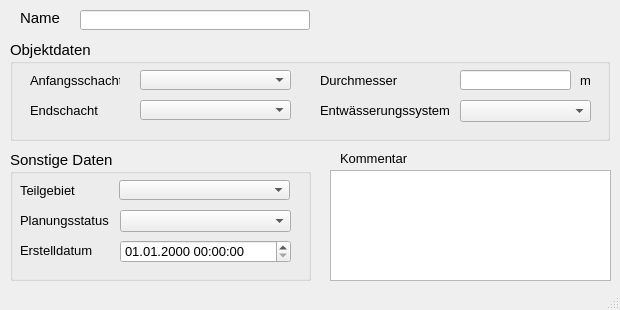
First picture: the form in qkan/forms/qkan_pumpen.ui, repository hoettges/QKan, before the edit.
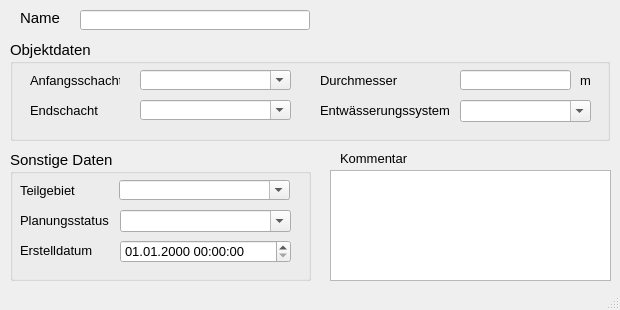
Second picture: the form after the edit. Custom widgets are drawn as their Qt base class.

Diff of the .ui file:
```diff
--- a/qkan/forms/qkan_pumpen.ui
+++ b/qkan/forms/qkan_pumpen.ui
@@ -65,6 +65,9 @@
      <property name="statusTip">
       <string>zur Zuordnung auf ein selbstständig festgelegtes Teilgebiet</string>
      </property>
+     <property name="editable">
+      <bool>true</bool>
+     </property>
     </widget>
     <widget class="QLabel" name="label_11">
      <property name="geometry">
@@ -109,6 +112,9 @@
      <property name="statusTip">
       <string>aktueller Status (z.B. vorhanden, in Planung etc.)</string>
      </property>
+     <property name="editable">
+      <bool>true</bool>
+     </property>
     </widget>
     <widget class="QgsDateTimeEdit" name="createdat">
      <property name="geometry">
@@ -254,6 +260,9 @@
      <property name="statusTip">
       <string>vorh. Entwässerungssystem (z.B. Mischwasser, Regenwasser etc.)</string>
      </property>
+     <property name="editable">
+      <bool>true</bool>
+     </property>
     </widget>
     <widget class="QLabel" name="label_16">
      <property name="geometry">
@@ -314,6 +323,9 @@
      <property name="statusTip">
       <string>Name des unteren Schachts</string>
      </property>
+     <property name="editable">
+      <bool>true</bool>
+     </property>
     </widget>
     <widget class="QLabel" name="label_7">
      <property name="geometry">
@@ -355,6 +367,9 @@
      <property name="statusTip">
       <string>Name des oberen Schachts</string>
      </property>
+     <property name="editable">
+      <bool>true</bool>
+     </property>
     </widget>
     <widget class="QLabel" name="label_4">
      <property name="geometry">
```
Left out of the diff: 2 changed lines with no effect on the pictures.
